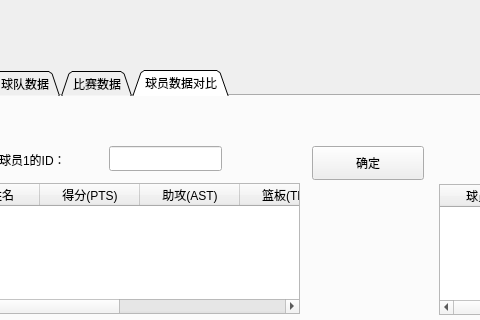
pickerxxr/Database_project_5012, file venv/normal_user.ui: the form before one commit; both pictures show x 143 to 623 and y 0 to 320 of the 1060 by 860 pixel window.
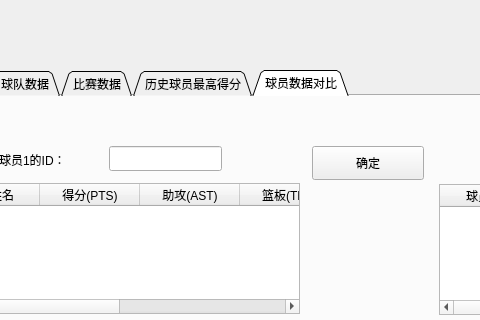
The form after the commit. The open tabs and pages were chosen to show the change. Custom widgets are drawn as their Qt base class.

Commit message: 7.7 remote connect

```diff
--- a/venv/normal_user.ui
+++ b/venv/normal_user.ui
@@ -445,6 +445,11 @@
      </widget>
     </widget>
    </widget>
+   <widget class="QWidget" name="tab">
+    <attribute name="title">
+     <string>历史球员最高得分</string>
+    </attribute>
+   </widget>
    <widget class="QWidget" name="compare_tab">
     <attribute name="title">
      <string>球员数据对比</string>
```
